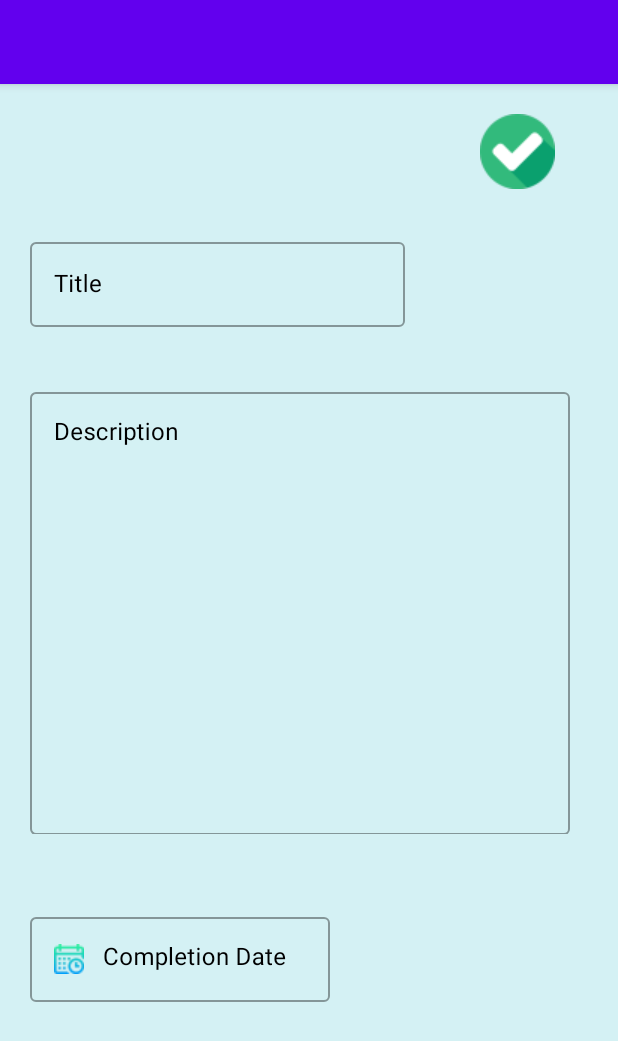
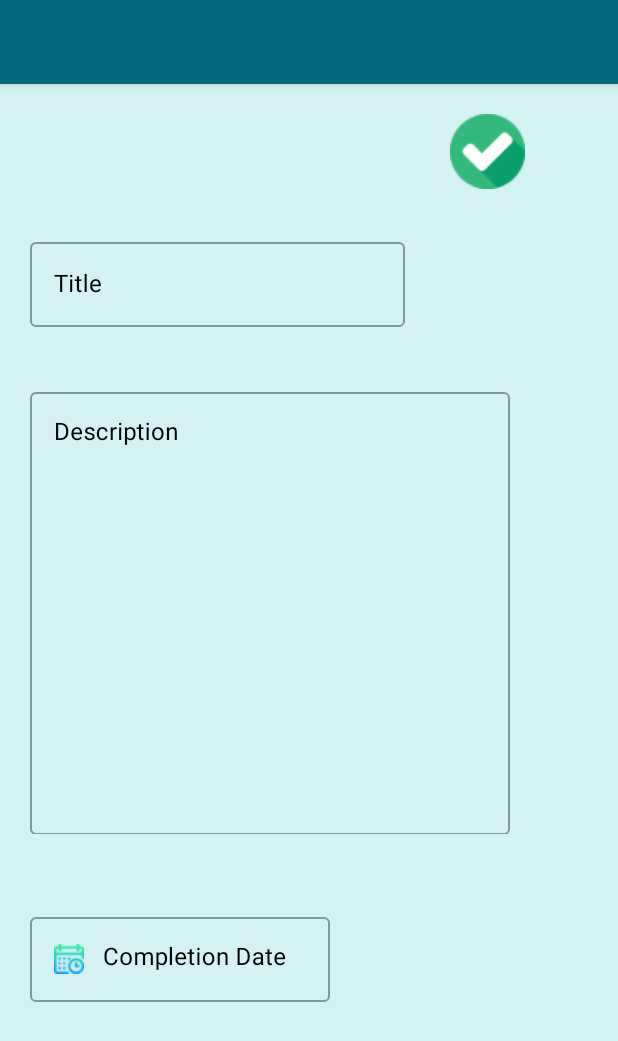
Before and after one commit to Vinayakbora/ToDoApp, an Android app: the MainActivity screen opened directly, with no data from a screen before it, after a tap on "Add Checklist", on a phone screen of 412 x 824 dp. Shown: the top 1041 px of the screen. Run offline under Robolectric (Android 15) with nearby library versions, the phone set to English and light mode, and no system bars.

Commit message:
Added Theme for the App

```diff
--- a/app/src/main/java/com/example/todoapp/ViewPagerActivity.kt
+++ b/app/src/main/java/com/example/todoapp/ViewPagerActivity.kt
@@ -22,7 +22,6 @@ class ViewPagerActivity : AppCompatActivity() {
 
 
         imageList = ArrayList()
-        imageList = imageList + R.drawable.yellow
         imageList = imageList + R.drawable.red
         imageList = imageList + R.drawable.blue
         imageList = imageList + R.drawable.green
--- /dev/null
+++ b/app/src/main/res/drawable/baseline_circle_24.xml
@@ -0,0 +1,5 @@
+<vector android:height="24dp" android:tint="#D4F1F4"
+    android:viewportHeight="24" android:viewportWidth="24"
+    android:width="24dp" xmlns:android="http://schemas.android.com/apk/res/android">
+    <path android:fillColor="@android:color/white" android:pathData="M12,2C6.47,2 2,6.47 2,12s4.47,10 10,10 10,-4.47 10,-10S17.53,2 12,2z"/>
+</vector>
--- a/app/src/main/res/layout/activity_main.xml
+++ b/app/src/main/res/layout/activity_main.xml
@@ -6,10 +6,23 @@
     android:layout_height="match_parent"
     tools:context=".MainActivity">
 
+    <ImageView
+        android:id="@+id/filter"
+        android:layout_width="39dp"
+        android:layout_height="32dp"
+        android:layout_marginTop="20dp"
+        android:layout_marginStart="20dp"
+        android:contentDescription="@string/filter"
+
+        app:layout_constraintStart_toStartOf="parent"
+        app:layout_constraintTop_toTopOf="parent"
+        app:srcCompat="@drawable/filter_2" />
+
     <FrameLayout
         android:id="@+id/fragment_container"
         android:layout_width="match_parent"
         android:layout_height="match_parent">
+
     </FrameLayout>
 
     <Button
--- a/app/src/main/res/layout/fragment_list.xml
+++ b/app/src/main/res/layout/fragment_list.xml
@@ -32,7 +32,7 @@
     <com.google.android.material.textfield.TextInputLayout
         android:id="@+id/description"
         style="@style/Widget.MaterialComponents.TextInputLayout.OutlinedBox"
-        android:layout_width="360dp"
+        android:layout_width="320dp"
         android:layout_height="300dp"
         android:layout_marginStart="20dp"
         android:layout_marginTop="200dp"
@@ -43,7 +43,7 @@
 
         <com.google.android.material.textfield.TextInputEditText
             android:id="@+id/descriptionText"
-            android:layout_width="360dp"
+            android:layout_width="320dp"
             android:layout_height="295dp"
             android:gravity="top"
             android:hint="@string/description"
@@ -55,9 +55,10 @@
 
     <ImageView
         android:id="@+id/doneBtn"
+        android:contentDescription="@string/done_button"
         android:layout_width="wrap_content"
         android:layout_height="wrap_content"
-        android:layout_marginStart="320dp"
+        android:layout_marginStart="300dp"
         android:layout_marginTop="20dp"
         android:src="@drawable/done" />
 
@@ -85,7 +86,7 @@
             android:hint="@string/task_completion_date"
             android:gravity="center_horizontal"
             android:textColor="@color/black"
-            android:drawableLeft="@drawable/calenders"
+            android:drawableStart="@drawable/calenders"
             android:clickable="false"
             android:cursorVisible="false"
             android:focusable="false"
--- a/app/src/main/res/values-night/themes.xml
+++ b/app/src/main/res/values-night/themes.xml
@@ -1,16 +1,30 @@
-<resources xmlns:tools="http://schemas.android.com/tools">
-    <!-- Base application theme. -->
-    <style name="Theme.ToDoApp" parent="Theme.MaterialComponents.DayNight.DarkActionBar">
-        <!-- Primary brand color. -->
-        <item name="colorPrimary">@color/purple_200</item>
-        <item name="colorPrimaryVariant">@color/purple_700</item>
-        <item name="colorOnPrimary">@color/black</item>
-        <!-- Secondary brand color. -->
-        <item name="colorSecondary">@color/teal_200</item>
-        <item name="colorSecondaryVariant">@color/teal_200</item>
-        <item name="colorOnSecondary">@color/black</item>
-        <!-- Status bar color. -->
-        <item name="android:statusBarColor">?attr/colorPrimaryVariant</item>
-        <!-- Customize your theme here. -->
+<resources>
+    <style name="AppTheme" parent="Theme.Material3.Dark.NoActionBar">
+        <item name="colorPrimary">@color/md_theme_dark_primary</item>
+        <item name="colorOnPrimary">@color/md_theme_dark_onPrimary</item>
+        <item name="colorPrimaryContainer">@color/md_theme_dark_primaryContainer</item>
+        <item name="colorOnPrimaryContainer">@color/md_theme_dark_onPrimaryContainer</item>
+        <item name="colorSecondary">@color/md_theme_dark_secondary</item>
+        <item name="colorOnSecondary">@color/md_theme_dark_onSecondary</item>
+        <item name="colorSecondaryContainer">@color/md_theme_dark_secondaryContainer</item>
+        <item name="colorOnSecondaryContainer">@color/md_theme_dark_onSecondaryContainer</item>
+        <item name="colorTertiary">@color/md_theme_dark_tertiary</item>
+        <item name="colorOnTertiary">@color/md_theme_dark_onTertiary</item>
+        <item name="colorTertiaryContainer">@color/md_theme_dark_tertiaryContainer</item>
+        <item name="colorOnTertiaryContainer">@color/md_theme_dark_onTertiaryContainer</item>
+        <item name="colorError">@color/md_theme_dark_error</item>
+        <item name="colorErrorContainer">@color/md_theme_dark_errorContainer</item>
+        <item name="colorOnError">@color/md_theme_dark_onError</item>
+        <item name="colorOnErrorContainer">@color/md_theme_dark_onErrorContainer</item>
+        <item name="android:colorBackground">@color/md_theme_dark_background</item>
+        <item name="colorOnBackground">@color/md_theme_dark_onBackground</item>
+        <item name="colorSurface">@color/md_theme_dark_surface</item>
+        <item name="colorOnSurface">@color/md_theme_dark_onSurface</item>
+        <item name="colorSurfaceVariant">@color/md_theme_dark_surfaceVariant</item>
+        <item name="colorOnSurfaceVariant">@color/md_theme_dark_onSurfaceVariant</item>
+        <item name="colorOutline">@color/md_theme_dark_outline</item>
+        <item name="colorOnSurfaceInverse">@color/md_theme_dark_inverseOnSurface</item>
+        <item name="colorSurfaceInverse">@color/md_theme_dark_inverseSurface</item>
+        <item name="colorPrimaryInverse">@color/md_theme_dark_inversePrimary</item>
     </style>
 </resources>
--- a/app/src/main/res/values/colors.xml
+++ b/app/src/main/res/values/colors.xml
@@ -9,4 +9,8 @@
     <color name="white">#FFFFFFFF</color>
     <color name="iris">#2D1674</color>
     <color name="light">#D4F1F4</color>
+    <color name="lime_green">#32CD30</color>
+    <color name="navy_blue">#05445E</color>
+    <color name="blue_grotto">#189AB4</color>
+    <color name="blue_green">#75E6DA</color>
 </resources>
--- /dev/null
+++ b/app/src/main/res/values/colors_2.xml
@@ -0,0 +1,64 @@
+
+<resources>
+    <color name="seed">#189AB4</color>
+    <color name="md_theme_light_primary">#00687A</color>
+    <color name="md_theme_light_onPrimary">#FFFFFF</color>
+    <color name="md_theme_light_primaryContainer">#ADECFF</color>
+    <color name="md_theme_light_onPrimaryContainer">#001F26</color>
+    <color name="md_theme_light_secondary">#006A63</color>
+    <color name="md_theme_light_onSecondary">#FFFFFF</color>
+    <color name="md_theme_light_secondaryContainer">#72F7EA</color>
+    <color name="md_theme_light_onSecondaryContainer">#00201D</color>
+    <color name="md_theme_light_tertiary">#00658B</color>
+    <color name="md_theme_light_onTertiary">#FFFFFF</color>
+    <color name="md_theme_light_tertiaryContainer">#C5E7FF</color>
+    <color name="md_theme_light_onTertiaryContainer">#001E2D</color>
+    <color name="md_theme_light_error">#BA1A1A</color>
+    <color name="md_theme_light_errorContainer">#FFDAD6</color>
+    <color name="md_theme_light_onError">#FFFFFF</color>
+    <color name="md_theme_light_onErrorContainer">#410002</color>
+    <color name="md_theme_light_background">#F3FEFF</color>
+    <color name="md_theme_light_onBackground">#002022</color>
+    <color name="md_theme_light_surface">#F3FEFF</color>
+    <color name="md_theme_light_onSurface">#002022</color>
+    <color name="md_theme_light_surfaceVariant">#DBE4E7</color>
+    <color name="md_theme_light_onSurfaceVariant">#3F484B</color>
+    <color name="md_theme_light_outline">#70797C</color>
+    <color name="md_theme_light_inverseOnSurface">#C3FBFF</color>
+    <color name="md_theme_light_inverseSurface">#00373A</color>
+    <color name="md_theme_light_inversePrimary">#56D6F5</color>
+    <color name="md_theme_light_shadow">#000000</color>
+    <color name="md_theme_light_surfaceTint">#00687A</color>
+    <color name="md_theme_light_outlineVariant">#BFC8CB</color>
+    <color name="md_theme_light_scrim">#000000</color>
+    <color name="md_theme_dark_primary">#56D6F5</color>
+    <color name="md_theme_dark_onPrimary">#003641</color>
+    <color name="md_theme_dark_primaryContainer">#004E5D</color>
+    <color name="md_theme_dark_onPrimaryContainer">#ADECFF</color>
+    <color name="md_theme_dark_secondary">#51DBCE</color>
+    <color name="md_theme_dark_onSecondary">#003733</color>
+    <color name="md_theme_dark_secondaryContainer">#00504A</color>
+    <color name="md_theme_dark_onSecondaryContainer">#72F7EA</color>
+    <color name="md_theme_dark_tertiary">#7ED0FF</color>
+    <color name="md_theme_dark_onTertiary">#00344A</color>
+    <color name="md_theme_dark_tertiaryContainer">#004C6A</color>
+    <color name="md_theme_dark_onTertiaryContainer">#C5E7FF</color>
+    <color name="md_theme_dark_error">#FFB4AB</color>
+    <color name="md_theme_dark_errorContainer">#93000A</color>
+    <color name="md_theme_dark_onError">#690005</color>
+    <color name="md_theme_dark_onErrorContainer">#FFDAD6</color>
+    <color name="md_theme_dark_background">#002022</color>
+    <color name="md_theme_dark_onBackground">#70F5FF</color>
+    <color name="md_theme_dark_surface">#002022</color>
+    <color name="md_theme_dark_onSurface">#70F5FF</color>
+    <color name="md_theme_dark_surfaceVariant">#3F484B</color>
+    <color name="md_theme_dark_onSurfaceVariant">#BFC8CB</color>
+    <color name="md_theme_dark_outline">#899295</color>
+    <color name="md_theme_dark_inverseOnSurface">#002022</color>
+    <color name="md_theme_dark_inverseSurface">#70F5FF</color>
+    <color name="md_theme_dark_inversePrimary">#00687A</color>
+    <color name="md_theme_dark_shadow">#000000</color>
+    <color name="md_theme_dark_surfaceTint">#56D6F5</color>
+    <color name="md_theme_dark_outlineVariant">#3F484B</color>
+    <color name="md_theme_dark_scrim">#000000</color>
+</resources>
--- a/app/src/main/res/values/strings.xml
+++ b/app/src/main/res/values/strings.xml
@@ -8,7 +8,7 @@
     <string name="sign_in">Sign In</string>
     <string name="log_out">Log Out</string>
     <string name="splash_image">Splash Image</string>
-    <string name="productivity_starts_with_a_plan">Productivity starts with a plan</string>
+    <string name="productivity_starts_with_a_plan">Productivity starts with a vision</string>
     <string name="add_checklist">Add Checklist</string>
     <string name="add_new_task_dialog_title">Add New Task</string>
     <string name="save">Save</string>
@@ -22,4 +22,8 @@
     <string name="finish">Finish</string>
     <string name="edit_button">Edit Button</string>
     <string name="delete_button">Delete Button</string>
+    <string name="tick">tick</string>
+    <string name="filter">filter</string>
+    <string name="circle">circle</string>
+    <string name="done_button">Done Button</string>
 </resources>
--- a/app/src/main/res/values/themes.xml
+++ b/app/src/main/res/values/themes.xml
@@ -2,9 +2,9 @@
     <!-- Base application theme. -->
     <style name="Theme.ToDoApp" parent="Theme.MaterialComponents.DayNight.DarkActionBar">
         <!-- Primary brand color. -->
-        <item name="colorPrimary">@color/purple_500</item>
-        <item name="colorPrimaryVariant">@color/purple_700</item>
-        <item name="colorOnPrimary">@color/white</item>
+        <item name="colorPrimary">@color/md_theme_light_primary</item>
+        <item name="colorPrimaryVariant">@color/md_theme_light_onPrimaryContainer</item>
+        <item name="colorOnPrimary">@color/md_theme_light_onPrimary</item>
         <!-- Secondary brand color. -->
         <item name="colorSecondary">@color/teal_200</item>
         <item name="colorSecondaryVariant">@color/teal_700</item>
@@ -17,4 +17,33 @@
     <style name="Theme.SplashScreen" parent="Theme.MaterialComponents.DayNight.NoActionBar">
         <item name="android:windowFullscreen">true</item>
     </style>
+
+    <style name="AppTheme" parent="Theme.Material3.Light.NoActionBar">
+        <item name="colorPrimary">@color/md_theme_light_primary</item>
+        <item name="colorOnPrimary">@color/md_theme_light_onPrimary</item>
+        <item name="colorPrimaryContainer">@color/md_theme_light_primaryContainer</item>
+        <item name="colorOnPrimaryContainer">@color/md_theme_light_onPrimaryContainer</item>
+        <item name="colorSecondary">@color/md_theme_light_secondary</item>
+        <item name="colorOnSecondary">@color/md_theme_light_onSecondary</item>
+        <item name="colorSecondaryContainer">@color/md_theme_light_secondaryContainer</item>
+        <item name="colorOnSecondaryContainer">@color/md_theme_light_onSecondaryContainer</item>
+        <item name="colorTertiary">@color/md_theme_light_tertiary</item>
+        <item name="colorOnTertiary">@color/md_theme_light_onTertiary</item>
+        <item name="colorTertiaryContainer">@color/md_theme_light_tertiaryContainer</item>
+        <item name="colorOnTertiaryContainer">@color/md_theme_light_onTertiaryContainer</item>
+        <item name="colorError">@color/md_theme_light_error</item>
+        <item name="colorErrorContainer">@color/md_theme_light_errorContainer</item>
+        <item name="colorOnError">@color/md_theme_light_onError</item>
+        <item name="colorOnErrorContainer">@color/md_theme_light_onErrorContainer</item>
+        <item name="android:colorBackground">@color/md_theme_light_background</item>
+        <item name="colorOnBackground">@color/md_theme_light_onBackground</item>
+        <item name="colorSurface">@color/md_theme_light_surface</item>
+        <item name="colorOnSurface">@color/md_theme_light_onSurface</item>
+        <item name="colorSurfaceVariant">@color/md_theme_light_surfaceVariant</item>
+        <item name="colorOnSurfaceVariant">@color/md_theme_light_onSurfaceVariant</item>
+        <item name="colorOutline">@color/md_theme_light_outline</item>
+        <item name="colorOnSurfaceInverse">@color/md_theme_light_inverseOnSurface</item>
+        <item name="colorSurfaceInverse">@color/md_theme_light_inverseSurface</item>
+        <item name="colorPrimaryInverse">@color/md_theme_light_inversePrimary</item>
+    </style>
 </resources>
```
Also changed, not shown: app/src/main/AndroidManifest.xml (+5 -3 lines), app/src/main/java/com/example/todoapp/SplashScreen.kt (+49 -2 lines), app/src/main/res/drawable/done_tick.xml (added, +30 -0 lines), app/src/main/res/layout/splash_screen.xml (+28 -3 lines), app/src/main/res/drawable/filter.png (added), app/src/main/res/drawable/filter_2.png (added), 3 other files.
